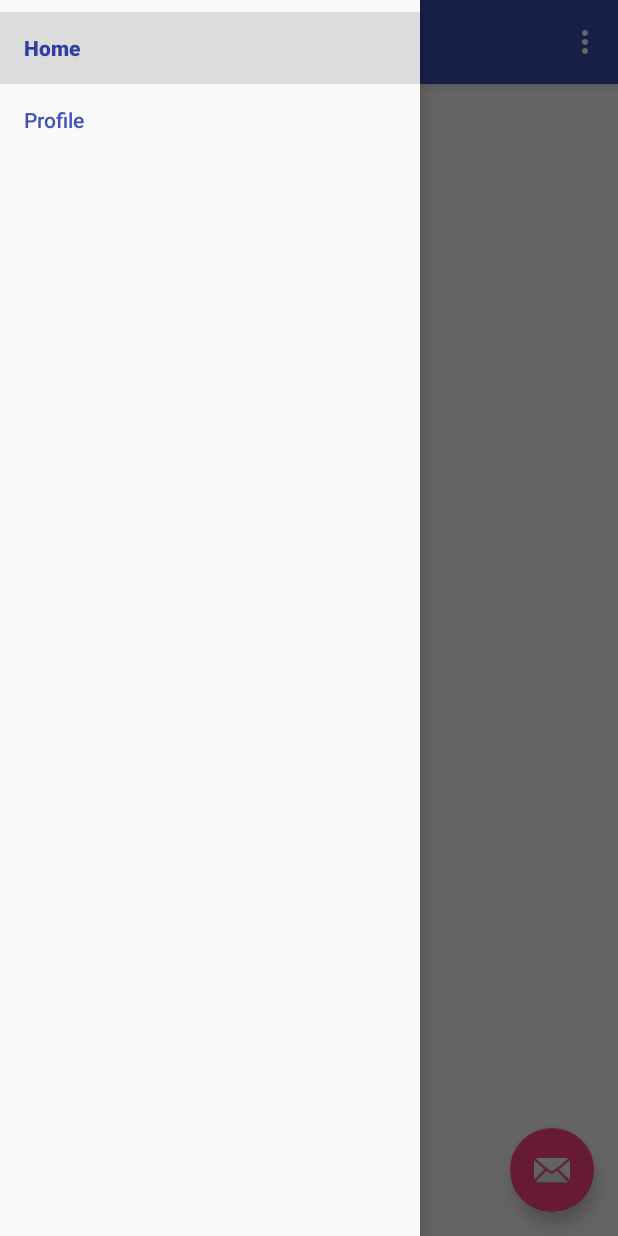
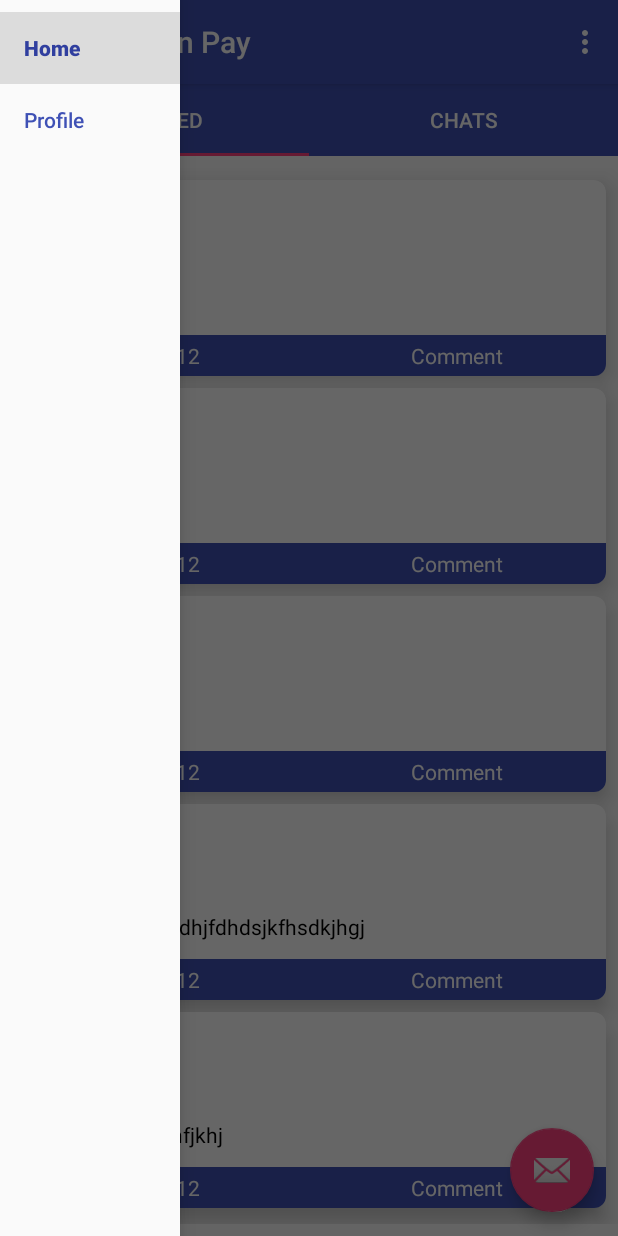
Before and after one commit to NyiNyiLin/counselor, an Android app: the screen it shows after launch (MainActivity), with the side drawer open, on a phone screen of 412 x 824 dp. Run offline under Robolectric (Android 15) with nearby library versions, the phone set to English and light mode, and no system bars; our stand-ins replace ButterKnife.

Commit message:
add livefeed design

```diff
--- a/Counselling/app/src/main/AndroidManifest.xml
+++ b/Counselling/app/src/main/AndroidManifest.xml
@@ -3,13 +3,14 @@
     package="com.nyi.annonymous.counselling">
 
     <application
+        android:name=".Counselling"
         android:allowBackup="true"
         android:icon="@mipmap/ic_launcher"
         android:label="@string/app_name"
         android:supportsRtl="true"
         android:theme="@style/AppTheme">
         <activity
-            android:name=".activities.MainActivity"
+            android:name="com.nyi.annonymous.counselling.activities.MainActivity"
             android:label="@string/app_name"
             android:theme="@style/AppTheme.NoActionBar">
             <intent-filter>
--- /dev/null
+++ b/Counselling/app/src/main/java/com/nyi/annonymous/counselling/Counselling.java
@@ -0,0 +1,40 @@
+package com.nyi.annonymous.counselling;
+
+import android.app.Application;
+import android.content.Context;
+import android.content.res.AssetManager;
+import android.graphics.Typeface;
+
+/**
+ * Created by IN-3442 on 21-Oct-16.
+ */
+
+public class Counselling extends Application{
+    private static Context context;
+
+    @Override
+    public void onCreate() {
+        super.onCreate();
+        context = getApplicationContext();
+        //FacebookSdk.sdkInitialize(getApplicationContext());
+
+        AssetManager am = context.getApplicationContext().getAssets();
+
+        //titleTypeface = Typeface.createFromAsset(getAssets(),  "fonts/CoreSansGRounded-Medium.ttf");
+        //textTypeface = Typeface.createFromAsset(getAssets(),  "fonts/CoreSansG-Regular.ttf");
+        //FirebaseUtil.getObjInstance().uploadTestMenu();
+        //FirebaseUtil.getObjInstance().uploadTestShop();
+    }
+
+    public static Context getContext() {
+        return context;
+    }
+/*
+    public static Typeface getTitleTypeface() {
+        return titleTypeface;
+    }
+
+    public static Typeface getTextTypeface() {
+        return textTypeface;
+    }*/
+}
--- a/Counselling/app/src/main/java/com/nyi/annonymous/counselling/activities/MainActivity.java
+++ b/Counselling/app/src/main/java/com/nyi/annonymous/counselling/activities/MainActivity.java
@@ -44,6 +44,7 @@ public class MainActivity extends AppCompatActivity implements NavigationView.On
         ActionBar actionBar = getSupportActionBar();
         if(actionBar != null){
             actionBar.setDisplayHomeAsUpEnabled(true);
+            actionBar.setHomeAsUpIndicator(R.drawable.ic_dehaze_black_24dp);
         }
 
         fab = (FloatingActionButton) findViewById(R.id.fab);
@@ -57,6 +58,10 @@ public class MainActivity extends AppCompatActivity implements NavigationView.On
 
         Menu leftMenu = navigationView.getMenu();
         navigationView.setNavigationItemSelectedListener(this);
+
+        getSupportFragmentManager().beginTransaction()
+                .replace(R.id.frame_layout, HomeFragment.newInstance())
+                .commit();
     }
 
     @Override
--- /dev/null
+++ b/Counselling/app/src/main/java/com/nyi/annonymous/counselling/adapters/LiveFeedAdapter.java
@@ -0,0 +1,67 @@
+package com.nyi.annonymous.counselling.adapters;
+
+import android.support.v7.widget.RecyclerView;
+import android.view.LayoutInflater;
+import android.view.View;
+import android.view.ViewGroup;
+
+import com.nyi.annonymous.counselling.Counselling;
+import com.nyi.annonymous.counselling.R;
+import com.nyi.annonymous.counselling.data.VOS.LiveFeed;
+import com.nyi.annonymous.counselling.views.holders.LiveFeedVH;
+
+import java.util.ArrayList;
+import java.util.List;
+
+/**
+ * Created by IN-3442 on 21-Oct-16.
+ */
+
+public class LiveFeedAdapter extends RecyclerView.Adapter<LiveFeedVH> {
+    private LayoutInflater inflater;
+    private List<LiveFeed> mLiveFeedList = new ArrayList<>();
+    private LiveFeedVH.LiveFeedControl controllerLiveFeed;
+
+    public LiveFeedAdapter(List<LiveFeed> liveFeedList, LiveFeedVH.LiveFeedControl controllerLiveFeed) {
+        this.mLiveFeedList = liveFeedList;
+        this.controllerLiveFeed = controllerLiveFeed;
+        inflater = LayoutInflater.from(Counselling.getContext());
+    }
+
+
+    @Override
+    public LiveFeedVH onCreateViewHolder(ViewGroup parent, int viewType) {
+        View view = inflater.inflate(R.layout.item_view_live_feed, parent, false);
+        LiveFeedVH liveFeedVH = new LiveFeedVH(view, controllerLiveFeed);
+
+        return liveFeedVH;
+    }
+
+    @Override
+    public void onBindViewHolder(LiveFeedVH holder, int position) {
+        holder.bindData(mLiveFeedList.get(position));
+    }
+
+
+
+    @Override
+    public int getItemCount() {
+        return mLiveFeedList.size();
+    }
+
+    public void addNewMenu(LiveFeed liveFeed){
+        mLiveFeedList.add(liveFeed);
+        notifyDataSetChanged();
+
+    }
+
+    public void removeMenu(int position){
+        mLiveFeedList.remove(position);
+        notifyItemRemoved(position);
+    }
+
+    public void deleteAllMenu(){
+        mLiveFeedList.clear();
+        notifyDataSetChanged();
+    }
+}
--- a/Counselling/app/src/main/java/com/nyi/annonymous/counselling/adapters/ViewPagerAdapter.java
+++ b/Counselling/app/src/main/java/com/nyi/annonymous/counselling/adapters/ViewPagerAdapter.java
@@ -3,6 +3,8 @@ package com.nyi.annonymous.counselling.adapters;
 import android.support.v4.app.Fragment;
 import android.support.v4.app.FragmentManager;
 import android.support.v4.app.FragmentStatePagerAdapter;
+
+import com.nyi.annonymous.counselling.fragments.LiveFeedFragment;
 
 /**
  * Created by IN-3442 on 11-Oct-15.
@@ -17,7 +19,7 @@ public class ViewPagerAdapter extends FragmentStatePagerAdapter {
     @Override
     public Fragment getItem(int position) {
         if(position==0){
-            return new Fragment();
+            return LiveFeedFragment.newInstance();
         }
         else {
             return new Fragment();
--- /dev/null
+++ b/Counselling/app/src/main/java/com/nyi/annonymous/counselling/data/VOS/LiveFeed.java
@@ -0,0 +1,35 @@
+package com.nyi.annonymous.counselling.data.VOS;
+
+/**
+ * Created by IN-3442 on 10-Feb-17.
+ */
+
+public class LiveFeed {
+    private String name;
+    private String post;
+    private int likeCount;
+    private String commentID;
+
+    public LiveFeed(String name, String post, int likeCount, String commentID) {
+        this.name = name;
+        this.post = post;
+        this.likeCount = likeCount;
+        this.commentID = commentID;
+    }
+
+    public String getName() {
+        return name;
+    }
+
+    public String getPost() {
+        return post;
+    }
+
+    public int getLikeCount() {
+        return likeCount;
+    }
+
+    public String getCommentID() {
+        return commentID;
+    }
+}
--- /dev/null
+++ b/Counselling/app/src/main/java/com/nyi/annonymous/counselling/fragments/LiveFeedFragment.java
@@ -0,0 +1,89 @@
+package com.nyi.annonymous.counselling.fragments;
+
+
+import android.os.Bundle;
+import android.support.v4.app.Fragment;
+import android.support.v7.widget.LinearLayoutManager;
+import android.support.v7.widget.RecyclerView;
+import android.view.LayoutInflater;
+import android.view.View;
+import android.view.ViewGroup;
+
+import com.nyi.annonymous.counselling.Counselling;
+import com.nyi.annonymous.counselling.R;
+import com.nyi.annonymous.counselling.adapters.LiveFeedAdapter;
+import com.nyi.annonymous.counselling.data.VOS.LiveFeed;
+import com.nyi.annonymous.counselling.views.holders.LiveFeedVH;
+
+import java.util.ArrayList;
+import java.util.List;
+
+import butterknife.BindView;
+import butterknife.ButterKnife;
+
+/**
+ * A simple {@link Fragment} subclass.
+ * Use the {@link LiveFeedFragment#newInstance} factory method to
+ * create an instance of this fragment.
+ */
+public class LiveFeedFragment extends Fragment implements LiveFeedVH.LiveFeedControl{
+
+
+    @BindView(R.id.rv_live_feed)
+    RecyclerView rvLiveFeed;
+
+    private LiveFeedAdapter liveFeedAdapter;
+    private List<LiveFeed> liveFeedList = new ArrayList<>();
+
+    public LiveFeedFragment() {
+        // Required empty public constructor
+    }
+
+    public static LiveFeedFragment newInstance() {
+        LiveFeedFragment fragment = new LiveFeedFragment();
+        Bundle args = new Bundle();
+        fragment.setArguments(args);
+        return fragment;
+    }
+
+    @Override
+    public void onCreate(Bundle savedInstanceState) {
+        super.onCreate(savedInstanceState);
+
+        dummyData();
+        liveFeedAdapter = new LiveFeedAdapter(liveFeedList, this);
+    }
+
+    private void dummyData() {
+        liveFeedList.add(new LiveFeed("Name", "Post", 12, "asas"));
+        liveFeedList.add(new LiveFeed("Nyi", "sdhfkjhasjfkd", 12, "asas"));
+        liveFeedList.add(new LiveFeed("Rat", "afsdgdsfgf", 12, "asas"));
+        liveFeedList.add(new LiveFeed("Khin", "dkjfhsjkfhksjhfkjdhjfdhdsjkfhsdkjhgj", 12, "asas"));
+        liveFeedList.add(new LiveFeed("May", "dlkkjsdhgkjhjkghfjkhj", 12, "asas"));
+    }
+
+    @Override
+    public View onCreateView(LayoutInflater inflater, ViewGroup container,
+                             Bundle savedInstanceState) {
+        // Inflate the layout for this fragment
+        View view = inflater.inflate(R.layout.fragment_live_feed, container, false);
+
+        ButterKnife.bind(this, view);
+
+        rvLiveFeed.setAdapter(liveFeedAdapter);
+        LinearLayoutManager layoutManager = new LinearLayoutManager(Counselling.getContext(), LinearLayoutManager.VERTICAL, false);
+        rvLiveFeed.setLayoutManager(layoutManager);
+
+        return view;
+    }
+
+    @Override
+    public void onTapLike() {
+
+    }
+
+    @Override
+    public void onTapComment() {
+
+    }
+}
--- /dev/null
+++ b/Counselling/app/src/main/java/com/nyi/annonymous/counselling/views/holders/LiveFeedVH.java
@@ -0,0 +1,57 @@
+package com.nyi.annonymous.counselling.views.holders;
+
+import android.support.v7.widget.RecyclerView;
+import android.view.View;
+import android.widget.TextView;
+
+import com.nyi.annonymous.counselling.R;
+import com.nyi.annonymous.counselling.data.VOS.LiveFeed;
+
+import butterknife.BindView;
+import butterknife.ButterKnife;
+
+/**
+ * Created by IN-3442 on 10-Feb-17.
+ */
+
+public class LiveFeedVH extends RecyclerView.ViewHolder {
+
+    @BindView(R.id.tv_item_view_live_feed_name)
+    TextView name;
+
+    @BindView(R.id.tv_item_view_live_feed_post)
+    TextView tvPost;
+
+    @BindView(R.id.tv_iv_live_ffed_like)
+    TextView tvLike;
+
+
+    private LiveFeedControl liveFeedControl;
+    private LiveFeed liveFeed;
+
+    public LiveFeedVH(View itemView, final LiveFeedControl liveFeedControl) {
+        super(itemView);
+        this.liveFeedControl = liveFeedControl;
+        ButterKnife.bind(this, itemView);
+
+        tvLike.setOnClickListener(new View.OnClickListener() {
+            @Override
+            public void onClick(View view) {
+                liveFeedControl.onTapLike();
+            }
+        });
+    }
+
+    public void bindData(LiveFeed liveFeed){
+        this.liveFeed = liveFeed;
+        name.setText(liveFeed.getName());
+        tvPost.setText(liveFeed.getPost());
+        tvLike.setText("Like - " +liveFeed.getLikeCount());
+
+    }
+
+    public interface LiveFeedControl{
+        void onTapLike();
+        void onTapComment();
+    }
+}
--- /dev/null
+++ b/Counselling/app/src/main/res/drawable/ic_dehaze_black_24dp.xml
@@ -0,0 +1,9 @@
+<vector xmlns:android="http://schemas.android.com/apk/res/android"
+        android:width="24dp"
+        android:height="24dp"
+        android:viewportWidth="24.0"
+        android:viewportHeight="24.0">
+    <path
+        android:fillColor="#FFFFFFFF"
+        android:pathData="M2,15.5v2h20v-2L2,15.5zM2,10.5v2h20v-2L2,10.5zM2,5.5v2h20v-2L2,5.5z"/>
+</vector>
--- a/Counselling/app/src/main/res/layout/fragment_home.xml
+++ b/Counselling/app/src/main/res/layout/fragment_home.xml
@@ -13,7 +13,8 @@
         android:layout_width="match_parent"
         android:layout_height="wrap_content"
         android:background="@color/colorPrimary"
-        app:tabGravity="fill"/>
+        app:tabGravity="fill"
+        app:tabTextColor="#fff"/>
 
     <android.support.v4.view.ViewPager
         android:id="@+id/viewpager"
--- /dev/null
+++ b/Counselling/app/src/main/res/layout/fragment_live_feed.xml
@@ -0,0 +1,15 @@
+<FrameLayout xmlns:android="http://schemas.android.com/apk/res/android"
+    xmlns:tools="http://schemas.android.com/tools"
+    android:layout_width="match_parent"
+    android:layout_height="match_parent"
+    tools:context="com.nyi.annonymous.counselling.fragments.LiveFeedFragment">
+
+    <android.support.v7.widget.RecyclerView
+        android:id="@+id/rv_live_feed"
+        android:layout_width="match_parent"
+        android:layout_height="match_parent"
+        android:gravity="center"
+        android:layout_marginTop="@dimen/margin_medium"
+        android:layout_marginBottom="@dimen/margin_medium"/>
+
+</FrameLayout>
--- /dev/null
+++ b/Counselling/app/src/main/res/layout/item_view_live_feed.xml
@@ -0,0 +1,86 @@
+<?xml version="1.0" encoding="utf-8"?>
+<android.support.v7.widget.CardView xmlns:android="http://schemas.android.com/apk/res/android"
+    android:layout_width="match_parent"
+    android:layout_height="wrap_content"
+    xmlns:app="http://schemas.android.com/apk/res-auto"
+    android:orientation="vertical"
+    android:layout_marginLeft="@dimen/margin_medium"
+    android:layout_marginRight="@dimen/margin_medium"
+    android:layout_marginTop="@dimen/margin_medium"
+    app:cardCornerRadius="@dimen/margin_medium"
+    app:cardElevation="@dimen/margin_medium"
+    app:cardBackgroundColor="#fff">
+
+
+        <LinearLayout
+            android:layout_width="match_parent"
+            android:layout_height="wrap_content"
+            android:minHeight="120dp"
+            android:orientation="vertical">
+
+            <LinearLayout
+                android:layout_width="match_parent"
+                android:layout_height="wrap_content"
+                android:padding="@dimen/margin_medium">
+
+                <ImageView
+                    android:layout_width="wrap_content"
+                    android:layout_height="wrap_content"
+                    android:src="@mipmap/ic_launcher" />
+
+                <TextView
+                    android:id="@+id/tv_item_view_live_feed_name"
+                    android:layout_width="match_parent"
+                    android:layout_height="wrap_content"
+                    android:layout_gravity="center"
+                    android:padding="@dimen/margin_medium"
+                    android:text="name"
+                    android:textColor="#000"/>
+
+            </LinearLayout>
+
+            <LinearLayout
+                android:layout_width="match_parent"
+                android:layout_height="wrap_content"
+                android:padding="@dimen/margin_medium">
+
+                <TextView
+                    android:id="@+id/tv_item_view_live_feed_post"
+                    android:layout_width="match_parent"
+                    android:layout_height="wrap_content"
+                    android:text="Post"
+                    android:textColor="#000"/>
+            </LinearLayout>
+
+            <LinearLayout
+                android:layout_width="match_parent"
+                android:layout_height="wrap_content"
+                android:layout_gravity="bottom"
+                android:orientation="horizontal"
+                android:layout_marginTop="@dimen/margin_small">
+
+                <TextView
+                    android:id="@+id/tv_iv_live_ffed_like"
+                    android:layout_width="0dp"
+                    android:layout_height="wrap_content"
+                    android:layout_weight="1"
+                    android:background="@color/colorPrimary"
+                    android:gravity="center"
+                    android:padding="@dimen/margin_small"
+                    android:text="Like - 30"
+                    android:textColor="#fff" />
+
+                <TextView
+                    android:layout_width="0dp"
+                    android:layout_height="wrap_content"
+                    android:layout_weight="1"
+                    android:background="@color/colorPrimary"
+                    android:gravity="center"
+                    android:padding="@dimen/margin_small"
+                    android:text="Comment"
+                    android:textColor="#fff" />
+            </LinearLayout>
+
+        </LinearLayout>
+
+</android.support.v7.widget.CardView>
--- a/Counselling/app/src/main/res/values/dimens.xml
+++ b/Counselling/app/src/main/res/values/dimens.xml
@@ -3,5 +3,25 @@
     <dimen name="activity_horizontal_margin">16dp</dimen>
     <dimen name="activity_vertical_margin">16dp</dimen>
     <dimen name="fab_margin">16dp</dimen>
-    <dimen name="left_menu_width">280dp</dimen>
+
+    <!-- Generic with ratio -->
+    <dimen name="margin_small">4dp</dimen>
+    <dimen name="margin_medium">8dp</dimen>
+    <dimen name="margin_medium_2">16dp</dimen>
+    <dimen name="margin_medium_3">18dp</dimen>
+    <dimen name="margin_large">24dp</dimen>
+    <dimen name="margin_xlarge">32dp</dimen>
+
+    <dimen name="text_small">12sp</dimen>
+    <dimen name="text_regular">14sp</dimen>
+    <dimen name="text_regular_2x">16sp</dimen>
+    <dimen name="text_regular_3x">20sp</dimen>
+    <dimen name="text_heading_1x">24sp</dimen>
+    <dimen name="text_heading_2x">32sp</dimen>
+    <dimen name="text_big">40sp</dimen>
+    <dimen name="text_big_2x">60sp</dimen>
+    <dimen name="text_big_3x">80sp</dimen>
+    <dimen name="left_menu_width">120dp</dimen>
+    <dimen name="app_bar_height">180dp</dimen>
+    <dimen name="text_margin">16dp</dimen>
 </resources>
--- a/Counselling/app/src/main/res/values/strings.xml
+++ b/Counselling/app/src/main/res/values/strings.xml
@@ -4,4 +4,7 @@
 
     <string name="home">Home</string>
     <string name="profile">Profile</string>
+
+    <!-- TODO: Remove or change this placeholder text -->
+    <string name="hello_blank_fragment">Hello blank fragment</string>
 </resources>
```
Also changed, not shown: Counselling/app/build.gradle (+4 -4 lines).
